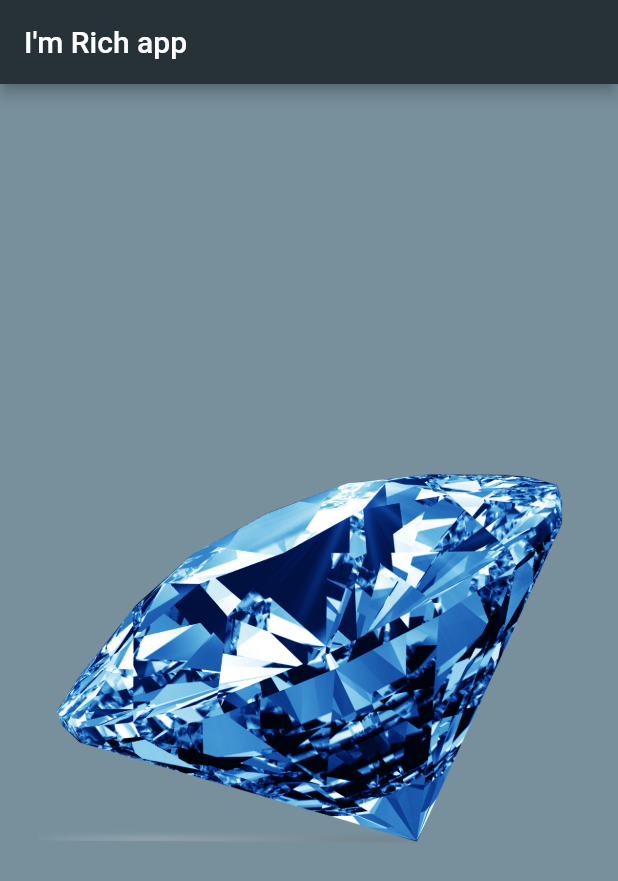
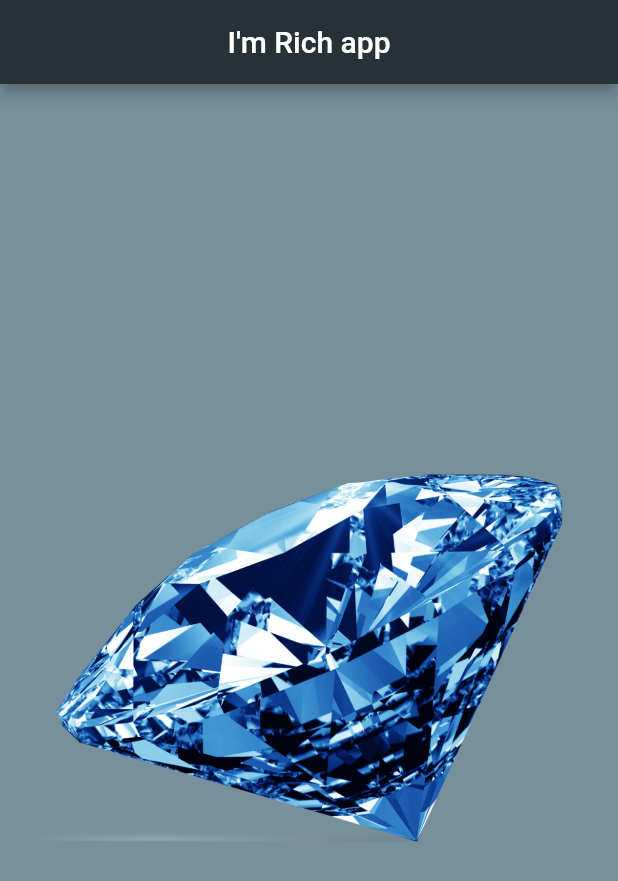
Before and after one commit to mohamedsahal/I-m-Rich-App, a Flutter app: the screen it shows after launch, on a phone screen of 412 x 824 dp. Shown: the top 881 px of the screen. Run offline on Flutter 3.47's test engine with Material 2 defaults, Android fonts, the light colour scheme and no system bars.

Commit message:
adding Center widget

```diff
--- a/lib/main.dart
+++ b/lib/main.dart
@@ -15,7 +15,7 @@ class Home extends StatelessWidget {
       backgroundColor: Colors.blueGrey[400],
       appBar: AppBar(
         backgroundColor: Colors.blueGrey[900],
-        title: Text("I'm Rich app"),
+        title: Center(child: Text("I'm Rich app")),
       ),
       body: Center(
         child: Padding(
```
